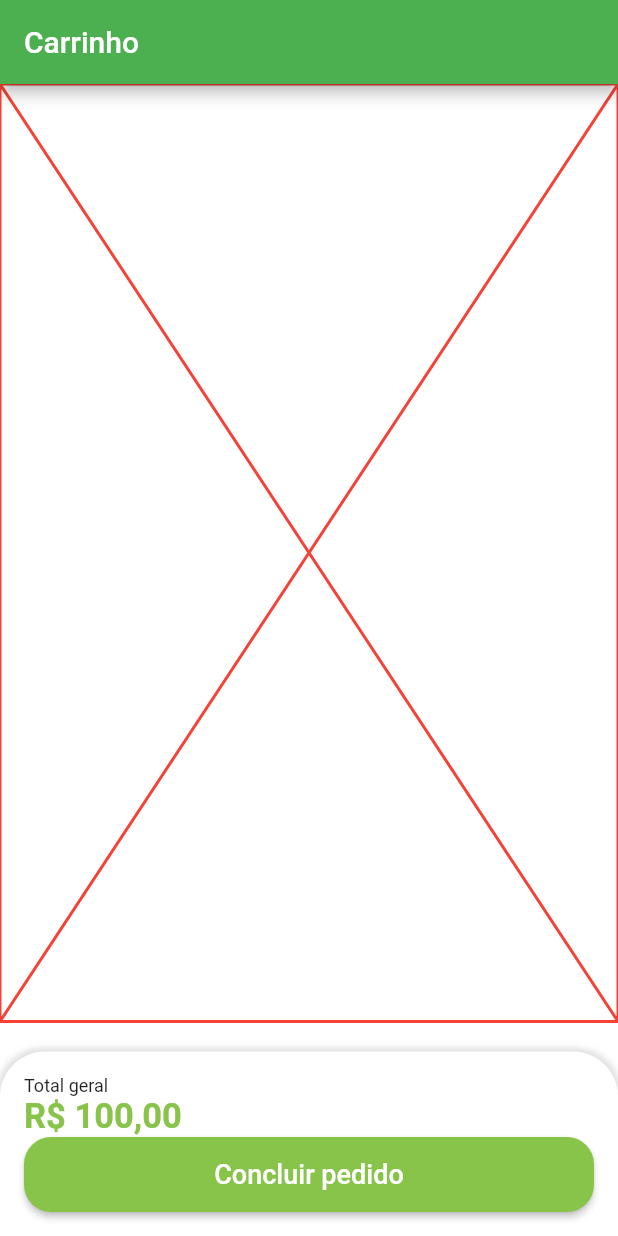
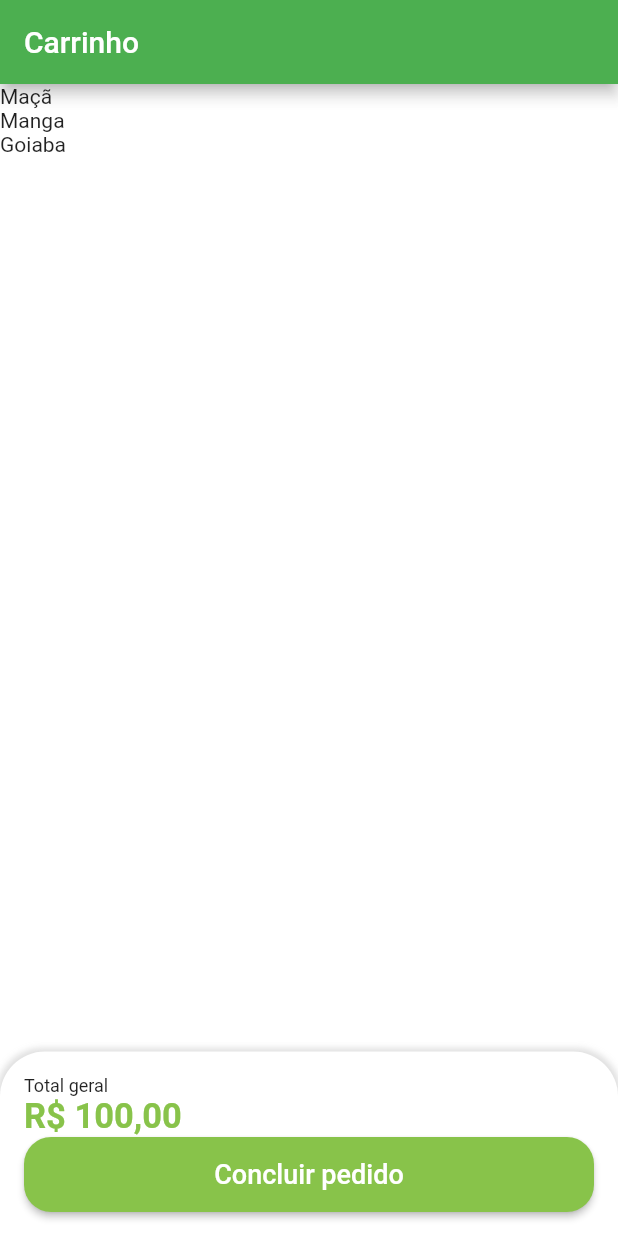
Before and after one commit to Fabricio-Guima/dart-fundamentos, a Flutter app: the CartTab screen opened directly, on a phone screen of 412 x 824 dp. Run offline on Flutter 3.47's test engine with Material 2 defaults, Android fonts, the phone set to English and light mode, and no system bars; our stand-ins replace animated_text_kit, badges, mask_text_input_formatter, sqflite, synchronized; missing offline and left inert: dart:mirrors, mysql1; accounts and stored records are empty.

Commit message:
listando itens do carrinho

```diff
--- a/quitanda/lib/src/config/app_data.dart
+++ b/quitanda/lib/src/config/app_data.dart
@@ -1,3 +1,4 @@
+import 'package:quitanda/src/models/cart_item_model.dart';
 import 'package:quitanda/src/models/item_model.dart';
 
 ItemModel apple = ItemModel(
@@ -71,3 +72,10 @@ List<String> categories = [
   'Temperos',
   'Cereais'
 ];
+
+//lista de produtos do carrinho
+List<CartItemModel> cartItems = [
+  CartItemModel(item: apple, quantity: 2),
+  CartItemModel(item: mango, quantity: 2),
+  CartItemModel(item: guava, quantity: 2),
+];
--- /dev/null
+++ b/quitanda/lib/src/models/cart_item_model.dart
@@ -0,0 +1,11 @@
+import 'package:quitanda/src/models/item_model.dart';
+
+class CartItemModel {
+  ItemModel item;
+  int quantity;
+
+  CartItemModel({
+    required this.item,
+    required this.quantity,
+  });
+}
--- a/quitanda/lib/src/pages/cart/cart_tab.dart
+++ b/quitanda/lib/src/pages/cart/cart_tab.dart
@@ -1,6 +1,7 @@
 import 'package:flutter/material.dart';
 import 'package:quitanda/src/config/custom_colors.dart';
 import 'package:quitanda/src/services/utils_services.dart';
+import 'package:quitanda/src/config/app_data.dart' as appData;
 
 class CartTab extends StatelessWidget {
   CartTab({Key? key}) : super(key: key);
@@ -14,13 +15,13 @@ class CartTab extends StatelessWidget {
       ),
       body: Column(
         children: [
-          const Expanded(
-            child: Placeholder(
-              color: Colors.red,
+          Expanded(
+            child: ListView.builder(
+              itemCount: appData.cartItems.length,
+              itemBuilder: (_, index) {
+                return Text(appData.cartItems[index].item.itemName);
+              },
             ),
-          ),
-          const SizedBox(
-            height: 20,
           ),
           Container(
             // height: 150,
```
